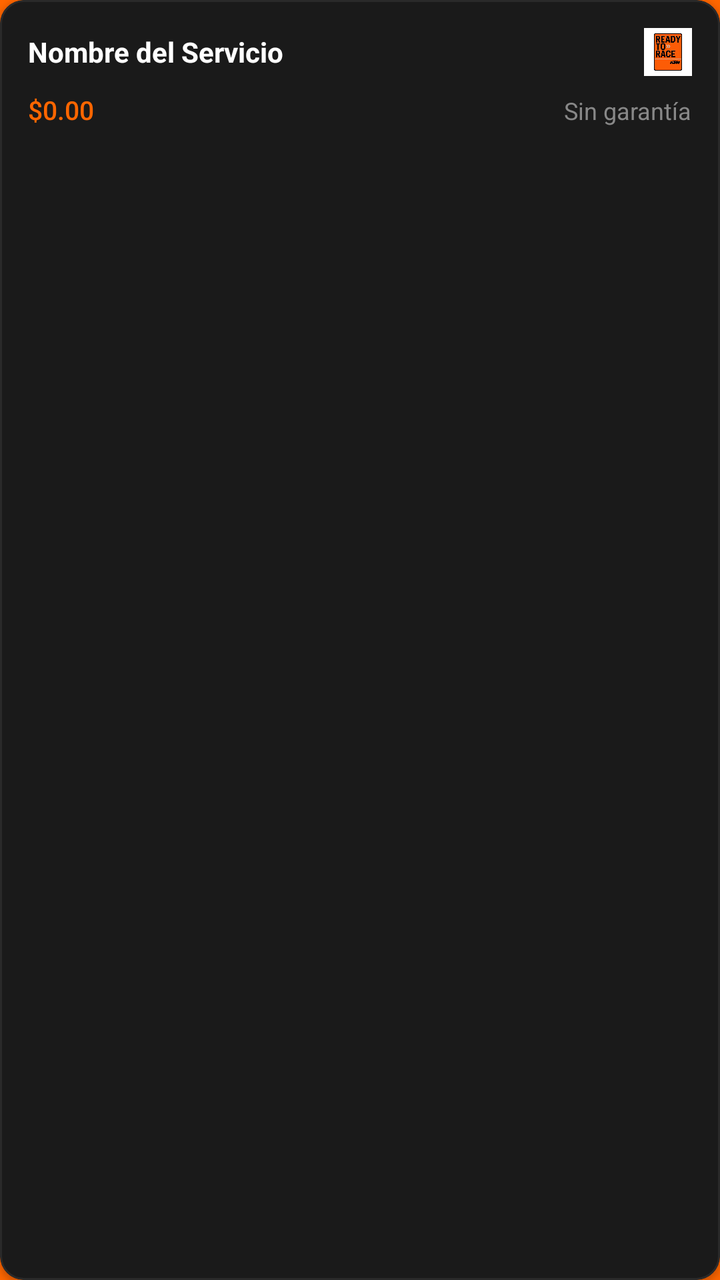
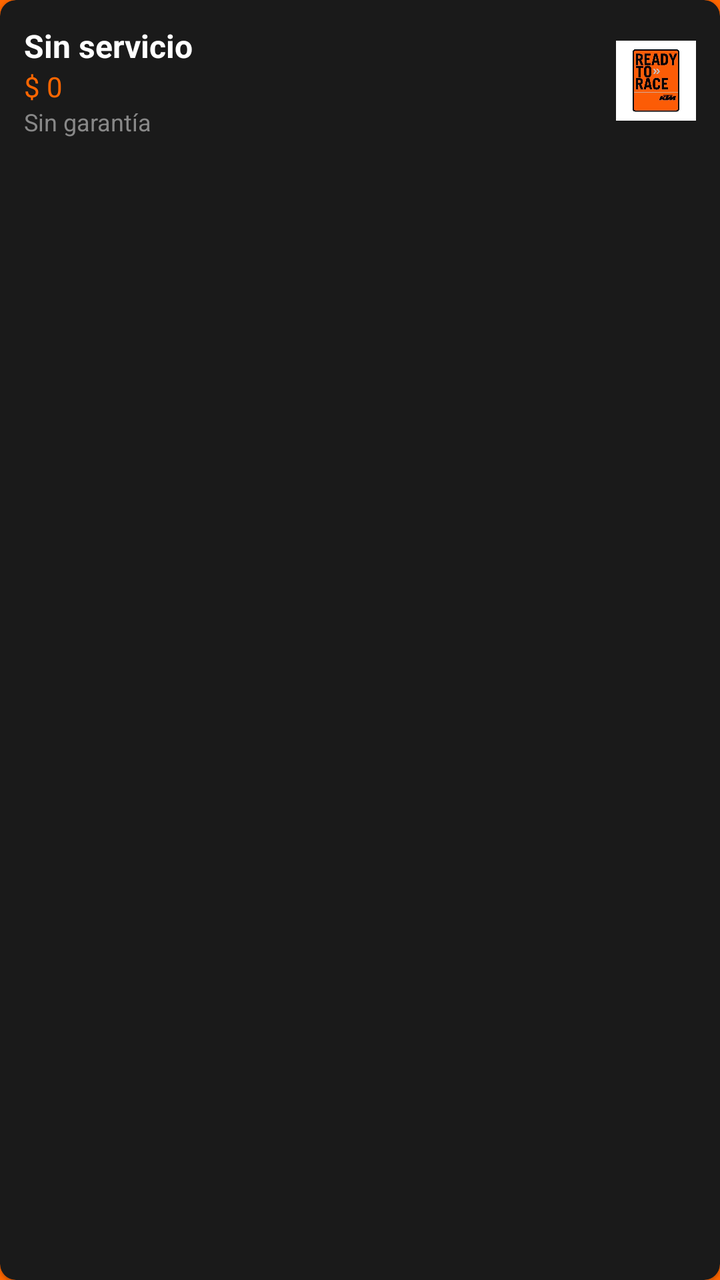

Screens rendered from an Android XML layout before and after an edit, with the pre-edit source and the edit as a unified diff.
<!-- AndroidManifest.xml: application theme Theme.sgost -->
<!-- res/layout/item_detalle_orden.xml -->
<?xml version="1.0" encoding="utf-8"?>
<com.google.android.material.card.MaterialCardView
        xmlns:android="http://schemas.android.com/apk/res/android"
        xmlns:app="http://schemas.android.com/apk/res-auto"
        android:layout_width="match_parent"
        android:layout_height="wrap_content"
        android:layout_marginBottom="8dp"
        app:cardBackgroundColor="#1A1A1A"
        app:cardCornerRadius="12dp"
        app:cardElevation="2dp"
        app:strokeColor="#2A2A2A"
        app:strokeWidth="1dp">

    <LinearLayout
            android:layout_width="match_parent"
            android:layout_height="wrap_content"
            android:orientation="vertical"
            android:padding="14dp">

        
        <LinearLayout
                android:layout_width="match_parent"
                android:layout_height="wrap_content"
                android:orientation="horizontal"
                android:gravity="center_vertical">

            <TextView
                    android:id="@+id/tvTipo"
                    android:layout_width="0dp"
                    android:layout_height="wrap_content"
                    android:layout_weight="1"
                    android:text="Nombre del Servicio"
                    android:textColor="#FFFFFF"
                    android:textSize="14sp"
                    android:textStyle="bold" />

            
            <ImageView
                    android:id="@+id/ivProductoIcon"
                    android:layout_width="24dp"
                    android:layout_height="24dp"
                    android:layout_marginStart="8dp"
                    android:src="@mipmap/readi" /> 
        </LinearLayout>

        
        <TextView
                android:id="@+id/tvProducto"
                android:layout_width="match_parent"
                android:layout_height="wrap_content"
                android:layout_marginTop="4dp"
                android:text="Detalle del producto"
                android:textColor="#A0A0A0"
                android:textSize="12sp"
                android:visibility="gone" />

        
        <LinearLayout
                android:layout_width="match_parent"
                android:layout_height="wrap_content"
                android:orientation="horizontal"
                android:layout_marginTop="8dp">

            <TextView
                    android:id="@+id/tvPrecio"
                    android:layout_width="0dp"
                    android:layout_height="wrap_content"
                    android:layout_weight="1"
                    android:text="$0.00"
                    android:textColor="#FF6600"
                    android:textSize="13sp"
                    android:fontFamily="sans-serif-medium" />

            <TextView
                    android:id="@+id/tvGarantia"
                    android:layout_width="wrap_content"
                    android:layout_height="wrap_content"
                    android:text="Sin garantía"
                    android:textColor="#888888"
                    android:textSize="12sp" />
        </LinearLayout>
    </LinearLayout>
</com.google.android.material.card.MaterialCardView>
<!-- resources referenced by this layout -->
<resources>
  <!-- mipmap readi: png bitmap (mipmap, 26048 bytes) -->
  <style name="Theme.sgost" parent="Theme.MaterialComponents.DayNight.NoActionBar">
          
          <item name="android:windowBackground">@color/color_splash</item>
  
          
          <item name="android:statusBarColor">@color/color_splash</item>
          <item name="android:windowLightStatusBar">false</item>
      </style>
  <color name="color_splash">#FF6600</color>
</resources>

<!-- the commit's change to res/layout/item_detalle_orden.xml (unified diff, before → after) -->
@@ -1,4 +1,3 @@
-<?xml version="1.0" encoding="utf-8"?>
 <com.google.android.material.card.MaterialCardView
         xmlns:android="http://schemas.android.com/apk/res/android"
         xmlns:app="http://schemas.android.com/apk/res-auto"
@@ -6,78 +5,64 @@
         android:layout_height="wrap_content"
         android:layout_marginBottom="8dp"
         app:cardBackgroundColor="#1A1A1A"
-        app:cardCornerRadius="12dp"
-        app:cardElevation="2dp"
-        app:strokeColor="#2A2A2A"
-        app:strokeWidth="1dp">
+        app:cardCornerRadius="8dp">
 
     <LinearLayout
             android:layout_width="match_parent"
             android:layout_height="wrap_content"
-            android:orientation="vertical"
-            android:padding="14dp">
+            android:orientation="horizontal"
+            android:padding="12dp"
+            android:gravity="center_vertical">
 
         
         <LinearLayout
-                android:layout_width="match_parent"
+                android:layout_width="0dp"
                 android:layout_height="wrap_content"
-                android:orientation="horizontal"
-                android:gravity="center_vertical">
+                android:layout_weight="1"
+                android:orientation="vertical">
 
             <TextView
                     android:id="@+id/tvTipo"
-                    android:layout_width="0dp"
+                    android:layout_width="wrap_content"
                     android:layout_height="wrap_content"
-                    android:layout_weight="1"
-                    android:text="Nombre del Servicio"
                     android:textColor="#FFFFFF"
-                    android:textSize="14sp"
-                    android:textStyle="bold" />
-
-            
-            <ImageView
-                    android:id="@+id/ivProductoIcon"
-                    android:layout_width="24dp"
-                    android:layout_height="24dp"
-                    android:layout_marginStart="8dp"
-                    android:src="@mipmap/readi" /> 
-        </LinearLayout>
-
-        
-        <TextView
-                android:id="@+id/tvProducto"
-                android:layout_width="match_parent"
-                android:layout_height="wrap_content"
-                android:layout_marginTop="4dp"
-                android:text="Detalle del producto"
-                android:textColor="#A0A0A0"
-                android:textSize="12sp"
-                android:visibility="gone" />
-
-        
-        <LinearLayout
-                android:layout_width="match_parent"
-                android:layout_height="wrap_content"
-                android:orientation="horizontal"
-                android:layout_marginTop="8dp">
+                    android:textSize="16sp"
+                    android:textStyle="bold"
+                    android:text="Sin servicio" />
 
             <TextView
                     android:id="@+id/tvPrecio"
-                    android:layout_width="0dp"
+                    android:layout_width="wrap_content"
                     android:layout_height="wrap_content"
-                    android:layout_weight="1"
-                    android:text="$0.00"
                     android:textColor="#FF6600"
-                    android:textSize="13sp"
-                    android:fontFamily="sans-serif-medium" />
+                    android:text="$ 0" />
 
             <TextView
                     android:id="@+id/tvGarantia"
                     android:layout_width="wrap_content"
                     android:layout_height="wrap_content"
-                    android:text="Sin garantía"
                     android:textColor="#888888"
-                    android:textSize="12sp" />
+                    android:textSize="12sp"
+                    android:text="Sin garantía" />
+
+            
+            <TextView
+                    android:id="@+id/tvProducto"
+                    android:layout_width="wrap_content"
+                    android:layout_height="wrap_content"
+                    android:textColor="#AAAAAA"
+                    android:textSize="12sp"
+                    android:visibility="gone" />
+
         </LinearLayout>
+
+        
+        <ImageView
+                android:id="@+id/ivProductoIcon"
+                android:layout_width="40dp"
+                android:layout_height="40dp"
+                android:src="@mipmap/readi"
+                android:scaleType="centerInside" />
+
     </LinearLayout>
 </com.google.android.material.card.MaterialCardView>
